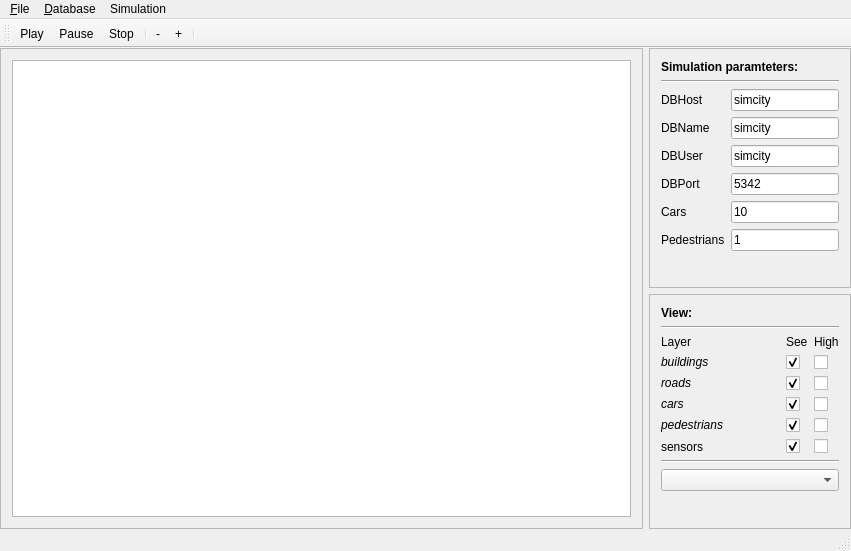
Before: the Qt Designer form src/View/SimCityWindow.ui in fiedukow/SimCity2013, drawn with Qt 5.
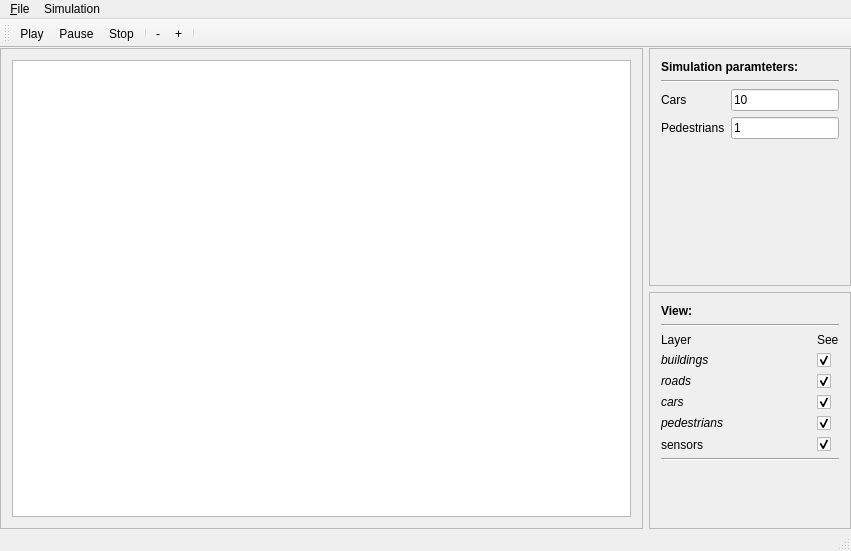
After: the same form once the commit is applied.

What changed in the file:
```diff
--- a/src/View/SimCityWindow.ui
+++ b/src/View/SimCityWindow.ui
@@ -102,83 +102,27 @@
                     <enum>QFormLayout::AllNonFixedFieldsGrow</enum>
                    </property>
                    <item row="0" column="0">
-                    <widget class="QLabel" name="label_10">
-                     <property name="text">
-                      <string>DBHost</string>
-                     </property>
-                    </widget>
-                   </item>
-                   <item row="0" column="1">
-                    <widget class="QLineEdit" name="lineEdit">
-                     <property name="text">
-                      <string>simcity</string>
-                     </property>
-                    </widget>
-                   </item>
-                   <item row="1" column="0">
-                    <widget class="QLabel" name="label_11">
-                     <property name="text">
-                      <string>DBName</string>
-                     </property>
-                    </widget>
-                   </item>
-                   <item row="1" column="1">
-                    <widget class="QLineEdit" name="lineEdit_2">
-                     <property name="text">
-                      <string>simcity</string>
-                     </property>
-                    </widget>
-                   </item>
-                   <item row="2" column="0">
-                    <widget class="QLabel" name="label_12">
-                     <property name="text">
-                      <string>DBUser</string>
-                     </property>
-                    </widget>
-                   </item>
-                   <item row="2" column="1">
-                    <widget class="QLineEdit" name="lineEdit_3">
-                     <property name="text">
-                      <string>simcity</string>
-                     </property>
-                    </widget>
-                   </item>
-                   <item row="3" column="0">
-                    <widget class="QLabel" name="label_13">
-                     <property name="text">
-                      <string>DBPort</string>
-                     </property>
-                    </widget>
-                   </item>
-                   <item row="3" column="1">
-                    <widget class="QLineEdit" name="lineEdit_4">
-                     <property name="text">
-                      <string>5342</string>
-                     </property>
-                    </widget>
-                   </item>
-                   <item row="4" column="0">
                     <widget class="QLabel" name="label_14">
                      <property name="text">
                       <string>Cars</string>
                      </property>
                     </widget>
                    </item>
-                   <item row="4" column="1">
+                   <item row="0" column="1">
                     <widget class="QLineEdit" name="carLimit">
                      <property name="text">
                       <string>10</string>
                      </property>
                     </widget>
                    </item>
-                   <item row="5" column="0">
+                   <item row="1" column="0">
                     <widget class="QLabel" name="label_16">
                      <property name="text">
                       <string>Pedestrians</string>
                      </property>
                     </widget>
                    </item>
-                   <item row="5" column="1">
+                   <item row="1" column="1">
                     <widget class="QLineEdit" name="lineEdit_5">
                      <property name="text">
                       <string>1</string>
@@ -283,13 +227,6 @@
                       </property>
                      </widget>
                     </item>
-                    <item row="0" column="2">
-                     <widget class="QLabel" name="label_5">
-                      <property name="text">
-                       <string>High</string>
-                      </property>
-                     </widget>
-                    </item>
                     <item row="4" column="0">
                      <widget class="QLabel" name="label_9">
                       <property name="text">
@@ -327,34 +264,6 @@
                       </property>
                      </widget>
                     </item>
-                    <item row="1" column="2">
-                     <widget class="QCheckBox" name="checkBox_5">
-                      <property name="text">
-                       <string/>
-                      </property>
-                     </widget>
-                    </item>
-                    <item row="2" column="2">
-                     <widget class="QCheckBox" name="checkBox_6">
-                      <property name="text">
-                       <string/>
-                      </property>
-                     </widget>
-                    </item>
-                    <item row="3" column="2">
-                     <widget class="QCheckBox" name="checkBox_7">
-                      <property name="text">
-                       <string/>
-                      </property>
-                     </widget>
-                    </item>
-                    <item row="4" column="2">
-                     <widget class="QCheckBox" name="checkBox_8">
-                      <property name="text">
-                       <string/>
-                      </property>
-                     </widget>
-                    </item>
                     <item row="5" column="0">
                      <widget class="QLabel" name="label_15">
                       <property name="text">
@@ -375,13 +284,6 @@
                       </property>
                      </widget>
                     </item>
-                    <item row="5" column="2">
-                     <widget class="QCheckBox" name="checkBox_10">
-                      <property name="text">
-                       <string/>
-                      </property>
-                     </widget>
-                    </item>
                    </layout>
                   </widget>
                  </item>
@@ -392,9 +294,6 @@
                    </property>
                   </widget>
                  </item>
-                 <item>
-                  <widget class="QComboBox" name="comboBox"/>
-                 </item>
                  <item>
                   <spacer name="verticalSpacer_2">
                    <property name="orientation">
@@ -435,7 +334,7 @@
      <x>0</x>
      <y>0</y>
      <width>851</width>
-     <height>23</height>
+     <height>25</height>
     </rect>
    </property>
    <widget class="QMenu" name="menu_File">
@@ -447,13 +346,6 @@
     <addaction name="separator"/>
     <addaction name="actionExit"/>
    </widget>
-   <widget class="QMenu" name="menu_Database">
-    <property name="title">
-     <string>&amp;Database</string>
-    </property>
-    <addaction name="actionLoadCity"/>
-    <addaction name="actionConfigure_Dynamic"/>
-   </widget>
    <widget class="QMenu" name="menuSimulation">
     <property name="title">
      <string>Simulation</string>
@@ -463,7 +355,6 @@
     <addaction name="actionStop"/>
    </widget>
    <addaction name="menu_File"/>
-   <addaction name="menu_Database"/>
    <addaction name="menuSimulation"/>
   </widget>
   <widget class="QToolBar" name="mainToolBar">
```
Left out of the diff: 39 changed lines with no effect on the pictures.
